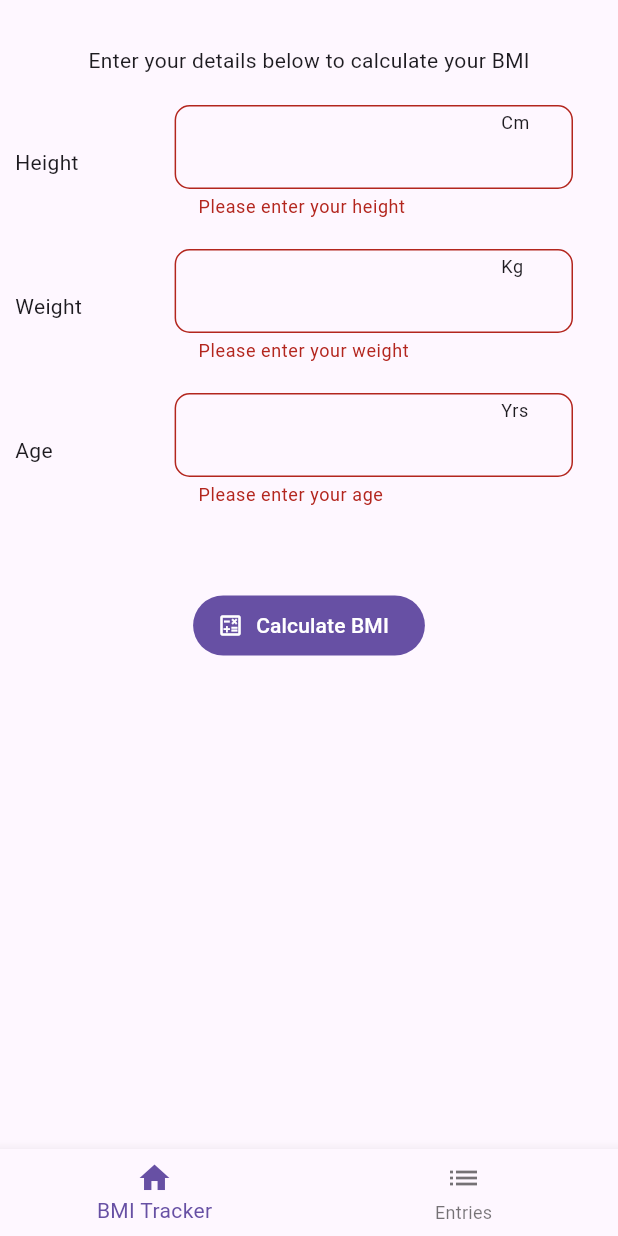
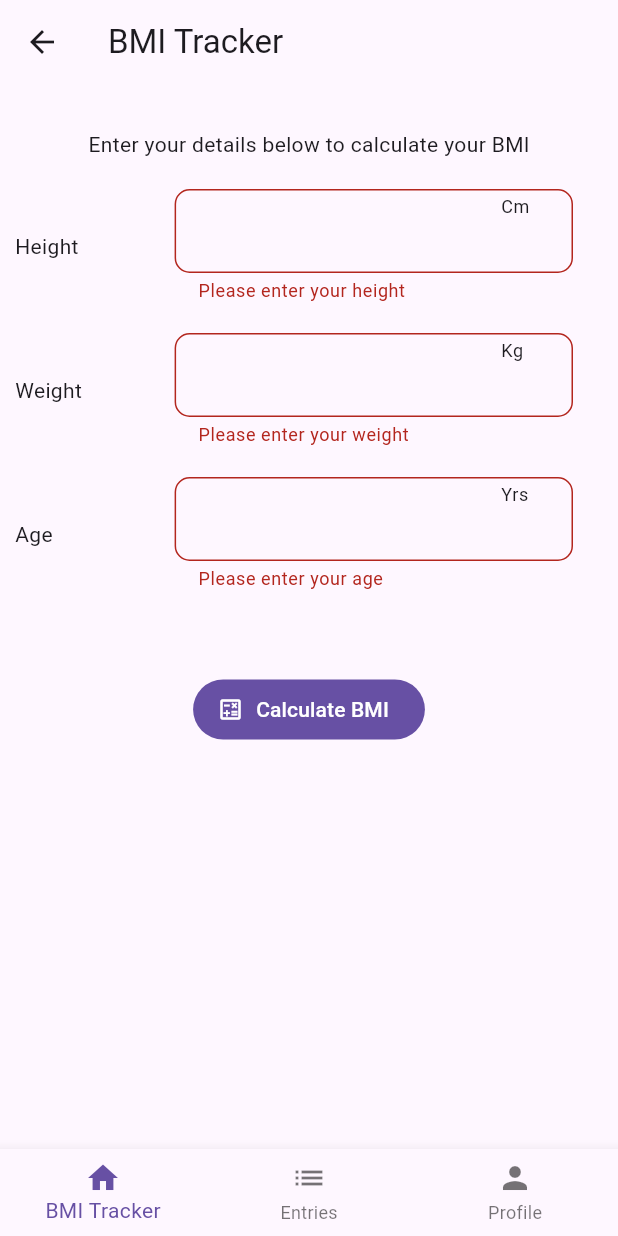
Before and after one commit to eng-mohamed-ibrahem/bmi_tracker, a Flutter app: the Home screen opened by its route, after a tap on "Calculate BMI", on a phone screen of 412 x 824 dp. Run offline on Flutter 3.47's test engine with Material 3 defaults, Android fonts, the phone set to English and light mode, and no system bars; our stand-ins replace cloud_firestore, connectivity_plus, firebase_auth, firebase_core, flutter_bloc, freezed_annotation and 1 more; accounts and stored records are empty; network calls fail.

```diff
--- a/lib/view/pages/auth/auth_page.dart
+++ b/lib/view/pages/auth/auth_page.dart
@@ -1,5 +1,6 @@
 import 'package:bmi_tracker/config/generate_router.dart';
 import 'package:bmi_tracker/core/constant/app_metrices.dart';
+import 'package:bmi_tracker/core/utils/snackbar/handler_snackbar.dart';
 import 'package:bmi_tracker/viewmodel/auth_viewmodel/auth_viewmodel.dart';
 import 'package:flutter/material.dart';
 import 'package:flutter_bloc/flutter_bloc.dart';
@@ -14,6 +15,7 @@ class AuthPage extends StatelessWidget {
         padding: const EdgeInsets.all(10),
         child: Column(
           mainAxisAlignment: MainAxisAlignment.center,
+          crossAxisAlignment: CrossAxisAlignment.center,
           children: [
             const Text(
               'Welcome to BMI Tracker',
@@ -29,8 +31,12 @@ class AuthPage extends StatelessWidget {
             BlocConsumer<AuthViewmodel, AuthViewModelState>(
               listener: (context, state) {
                 if (state.isSinginSuccess) {
+                  showSnackbar(context, message: 'Sign in successful');
                   Navigator.of(context)
                       .pushReplacementNamed(GenerateRouter.home);
+                }
+                if (state.isSinginError) {
+                  showSnackbar(context, message: state.error!);
                 }
               },
               builder: (context, state) {
--- a/lib/view/pages/bottom_navigation/bmi_tracker_view.dart
+++ b/lib/view/pages/bottom_navigation/bmi_tracker_view.dart
@@ -1,6 +1,7 @@
 import 'package:bmi_tracker/core/constant/app_metrices.dart';
+import 'package:bmi_tracker/core/utils/snackbar/handler_snackbar.dart';
 import 'package:bmi_tracker/view/widgets/input_field/bmi_field.dart';
-import 'package:bmi_tracker/viewmodel/home_viewmodel/home_viewmodel.dart';
+import 'package:bmi_tracker/viewmodel/bmi_submit_viewmodel/bmi_submit_viewmodel.dart';
 import 'package:flutter/material.dart';
 import 'package:flutter/services.dart';
 import 'package:flutter_bloc/flutter_bloc.dart';
@@ -31,12 +32,15 @@ class _MBITrackerState extends State<MBITracker> {
 
   @override
   Widget build(BuildContext context) {
-    return SafeArea(
-      child: Padding(
-        padding: const EdgeInsets.all(AppMetrices.widthSpace),
-        child: BlocConsumer<HomeViewmodel, HomeViewModelState>(
-            listener: (context, state) {},
-            builder: (context, state) {
+    return BlocConsumer<BmiSubmitViewmodel, BmiSubmitViewModelState>(
+        listener: (context, state) {
+      if (state.isBmiUploaded) {
+        showSnackbar(context, message: 'BMI Uploaded successfully');
+      }
+      if (state.isBmiUploadedError) {
+        showSnackbar(context, message: state.error!);
+      }
+    }, builder: (context, state) {
       return Form(
         key: formKey,
         child: Column(
@@ -53,18 +57,20 @@ class _MBITrackerState extends State<MBITracker> {
             BMIField(
               title: 'Height',
               controller: heightController,
-                      suffixIcon: Text('Cm',
-                          style: Theme.of(context).textTheme.bodySmall),
+              suffixIcon:
+                  Text('Cm', style: Theme.of(context).textTheme.bodySmall),
               validator: (value) {
                 if (value!.isEmpty) {
                   return 'Please enter your height';
+                }
+                if (double.parse(value) > 300) {
+                  return 'Please enter a valid height';
                 }
                 return null;
               },
               textInputAction: TextInputAction.next,
               inputFormatters: [
-                        FilteringTextInputFormatter.allow(
-                            RegExp(r'^[0-9.]{0,5}')),
+                FilteringTextInputFormatter.allow(RegExp(r'^[0-9.]{0,5}')),
               ],
             ),
             const SizedBox(
@@ -73,18 +79,20 @@ class _MBITrackerState extends State<MBITracker> {
             BMIField(
               title: 'Weight',
               controller: weightController,
-                      suffixIcon: Text('Kg',
-                          style: Theme.of(context).textTheme.bodySmall),
+              suffixIcon:
+                  Text('Kg', style: Theme.of(context).textTheme.bodySmall),
               validator: (value) {
                 if (value!.isEmpty) {
                   return 'Please enter your weight';
+                }
+                if (double.parse(value) > 300) {
+                  return 'Please enter a valid weight';
                 }
                 return null;
               },
               textInputAction: TextInputAction.next,
               inputFormatters: [
-                        FilteringTextInputFormatter.allow(
-                            RegExp(r'^[0-9.]{0,6}')),
+                FilteringTextInputFormatter.allow(RegExp(r'^[0-9.]{0,6}')),
               ],
             ),
             const SizedBox(
@@ -93,18 +101,21 @@ class _MBITrackerState extends State<MBITracker> {
             BMIField(
               title: 'Age',
               controller: ageController,
-                      suffixIcon: Text('Yrs',
-                          style: Theme.of(context).textTheme.bodySmall),
+              suffixIcon:
+                  Text('Yrs', style: Theme.of(context).textTheme.bodySmall),
               validator: (value) {
                 if (value!.isEmpty) {
                   return 'Please enter your age';
+                }
+                if (int.parse(value) > 110) {
+                  return 'Please enter a valid age';
                 }
                 return null;
               },
               textInputAction: TextInputAction.done,
               inputFormatters: [
                 FilteringTextInputFormatter.digitsOnly,
-                        FilteringTextInputFormatter.allow(RegExp(r'^\d{0,2}')),
+                FilteringTextInputFormatter.allow(RegExp(r'^\d{0,3}')),
               ],
             ),
             const SizedBox(
@@ -131,9 +142,10 @@ class _MBITrackerState extends State<MBITracker> {
             FilledButton.icon(
               onPressed: () {
                 if (formKey.currentState!.validate()) {
-                          context.read<HomeViewmodel>().calculateBmi(
+                  context.read<BmiSubmitViewmodel>().calculateBmi(
                         height: double.parse(heightController.text),
                         weight: double.parse(weightController.text),
+                        age: int.parse(ageController.text),
                       );
                   // then upload data to firebase
                 }
@@ -144,8 +156,6 @@ class _MBITrackerState extends State<MBITracker> {
           ],
         ),
       );
-            }),
-      ),
-    );
+    });
   }
 }
--- a/lib/view/pages/home.dart
+++ b/lib/view/pages/home.dart
@@ -1,5 +1,7 @@
+import 'package:bmi_tracker/core/constant/app_metrices.dart';
 import 'package:bmi_tracker/view/pages/bottom_navigation/bmi_entries_view.dart';
 import 'package:bmi_tracker/view/pages/bottom_navigation/bmi_tracker_view.dart';
+import 'package:bmi_tracker/view/pages/bottom_navigation/user_profile.dart';
 import 'package:flutter/material.dart';
 
 class Home extends StatefulWidget {
@@ -10,7 +12,6 @@ class Home extends StatefulWidget {
 }
 
 class _HomeState extends State<Home> {
-  final PageStorageKey trackerKey = const PageStorageKey('MBITracker');
   final PageStorageKey entriesKey = const PageStorageKey('BMIEntries');
   int currentIndex = 0;
 
@@ -23,12 +24,11 @@ class _HomeState extends State<Home> {
   @override
   void initState() {
     screens = [
-      MBITracker(
-        key: trackerKey,
-      ),
+      const MBITracker(),
       BMIEntries(
         key: entriesKey,
       ),
+      const UserProfile(),
     ];
     super.initState();
   }
@@ -36,7 +36,17 @@ class _HomeState extends State<Home> {
   @override
   Widget build(BuildContext context) {
     return Scaffold(
-      body: screens[currentIndex],
+      appBar: AppBar(
+        title: currentIndex == 0
+            ? const Text('BMI Tracker')
+            : currentIndex == 1
+                ? const Text('Previous BMI Entries')
+                : const Text('My Profile'),
+      ),
+      body: Padding(
+        padding: const EdgeInsets.all(AppMetrices.widthSpace),
+        child: screens[currentIndex],
+      ),
       bottomNavigationBar: BottomNavigationBar(
         currentIndex: currentIndex,
         onTap: (tappedIndex) {
@@ -53,6 +63,10 @@ class _HomeState extends State<Home> {
             icon: Icon(Icons.list),
             label: 'Entries',
           ),
+          BottomNavigationBarItem(
+            icon: Icon(Icons.person),
+            label: 'Profile',
+          ),
         ],
       ),
     );
--- a/lib/viewmodel/home_viewmodel/home_viewmodel_state.dart
+++ /dev/null
@@ -1,13 +0,0 @@
-part of 'home_viewmodel.dart';
-
-@freezed
-class HomeViewModelState with _$HomeViewModelState {
-  const factory HomeViewModelState({
-    @Default(false) bool isInitialized,
-    @Default(false) bool isBmiCalculating,
-    @Default(false) bool isBmiCalculated,
-    @Default(false) bool isBmiCalculatedError,
-    @Default(null) double? bmiResult,
-    @Default(null) String? error,
-  }) = _HomeViewModelState;
-}
--- a/pubspec.yaml
+++ b/pubspec.yaml
@@ -7,6 +7,7 @@ environment:
   sdk: '>=3.2.6 <4.0.0'
 
 dependencies:
+  cloud_firestore: ^4.15.8
   connectivity_plus: ^6.0.2
   firebase_auth: ^4.17.8
   firebase_core: ^2.27.0
```
Also changed, not shown: lib/core/utils/snackbar/handler_snackbar.dart (+6 -1 lines), lib/repositories/user_repository/user_repo_impl.dart (+35 -2 lines), lib/repositories/user_repository/user_repo_interface.dart (+6 -1 lines), lib/root_app.dart (+12 -4 lines), lib/viewmodel/home_viewmodel/home_viewmodel.dart (deleted, +0 -45 lines), lib/viewmodel/home_viewmodel/home_viewmodel.freezed.dart (deleted), pubspec.lock, 5 other files. Lines whose indentation alone changed are shown as unchanged.
